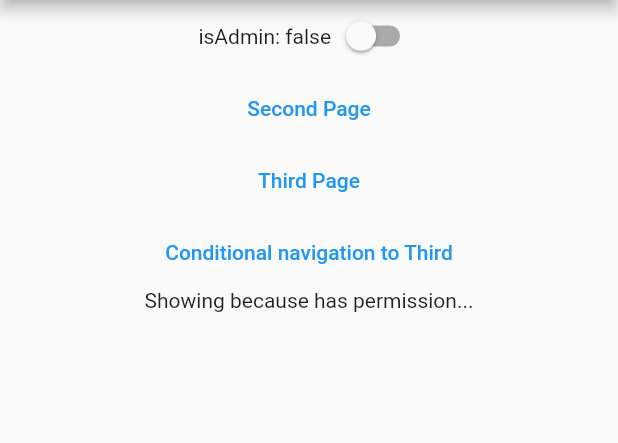
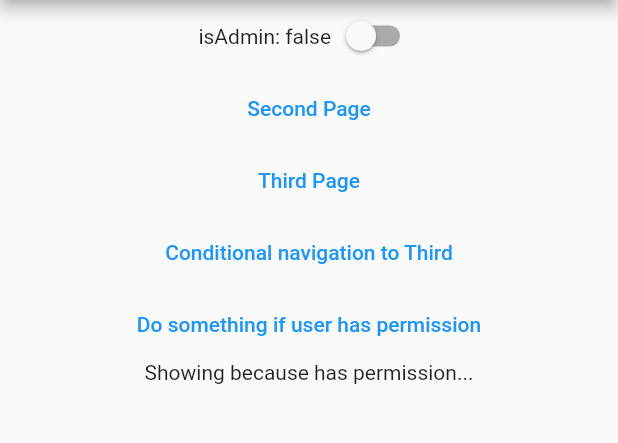
Before and after one commit to Dryve-Open-Source/flutter_guard_runner, a Flutter app: the screen it shows after launch, on a phone screen of 412 x 824 dp, the part 84-527 px from its top. Run offline on Flutter 3.47's test engine with Material 2 defaults, Android fonts, the phone set to English and light mode, and no system bars.

```diff
--- a/example/lib/main.dart
+++ b/example/lib/main.dart
@@ -114,6 +114,16 @@ class _MyHomePageState extends State<MyHomePage> {
                 },
                 child: Text('Conditional navigation to Third')),
 
+            TextButton(
+                onPressed: () {
+                  if (GuardRunner.hasPermission(['app_first_role'])) {
+                    print('has permission')
+                  } else {
+                    print('hasn\'t permission')
+                  }
+                },
+                child: Text('Do something if user has permission')),
+
             GuardRunnerVisibility(
                 child: Text('Showing because has permission...'),
                 roles: ['app_first_role']),
--- a/pubspec.yaml
+++ b/pubspec.yaml
@@ -1,7 +1,7 @@
 name: guard_runner
-description: A new Flutter package project.
+description: A guardian that protects against unauthorized access to routes and actions, as well as protects data viewing, based on the user's roles.
 version: 0.0.1
-homepage:
+homepage: https://github.com/Dryve-Open-Source/flutter_guard_runner
 
 environment:
   sdk: ">=2.12.0 <3.0.0"
```
Also changed, not shown: 2 other files.
